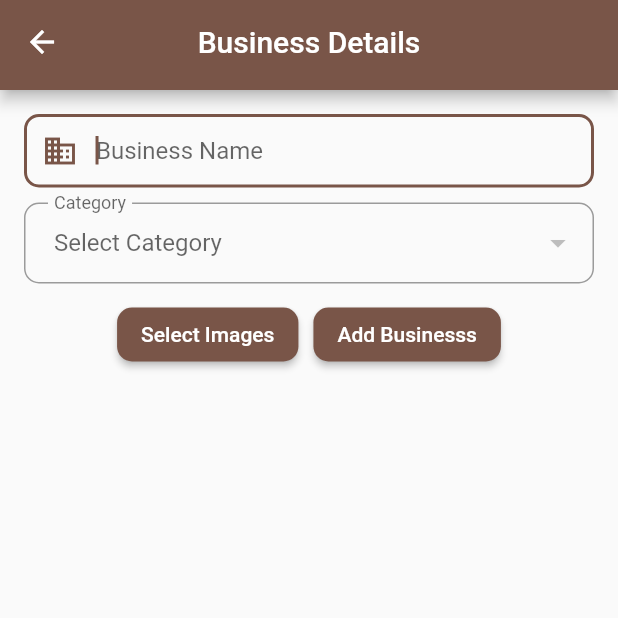
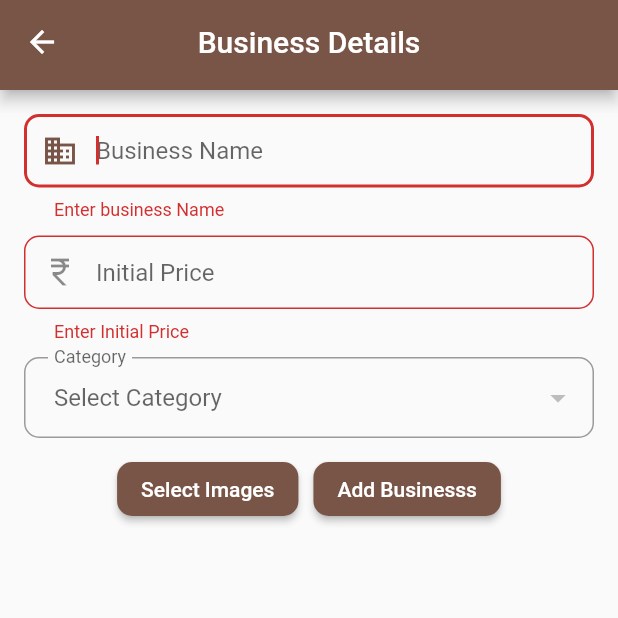
Before and after one commit to trainingtuts/mosaic_event, a Flutter app: the UpdateOrAddRestaurant screen opened directly, after a tap on "Add Businesss", on a phone screen of 412 x 824 dp, the top half of it. Run offline on Flutter 3.47's test engine with Material 2 defaults, Android fonts, the phone set to English and light mode, and no system bars; our stand-ins replace carousel_slider, cloud_firestore, firebase_auth, firebase_core, firebase_storage, fluttertoast and 3 more; accounts and stored records are empty.

Commit message:
add business working

```diff
--- a/lib/models/business_model.dart
+++ b/lib/models/business_model.dart
@@ -1,15 +1,13 @@
 // ignore_for_file: public_member_api_docs, sort_constructors_first
 // import 'dart:convert';
 
-import 'package:mosaic_event/models/category_model.dart';
-import 'package:mosaic_event/models/user_model.dart';
-
 class BusinessModel {
-  UserModel? owner;
+  String? owner;
   String? busiId;
   String? busiName;
-  num? initialPrice;
-  CategoryModel? busiCategory;
+  String? initialPrice;
+  String? busiCategory;
+  List? images;
   DateTime? joiningDate;
   BusinessModel({
     this.owner,
@@ -18,6 +16,7 @@ class BusinessModel {
     this.initialPrice,
     this.busiCategory,
     this.joiningDate,
+    this.images,
   });
   // location
 
@@ -41,11 +40,12 @@ class BusinessModel {
 */
   Map<String, dynamic> toMap() {
     return <String, dynamic>{
-      'owner': owner?.toMap(),
+      'owner': owner,
       'busiId': busiId,
       'busiName': busiName,
       'initialPrice': initialPrice,
-      'busiCategory': busiCategory?.toMap(),
+      'busiCategory': busiCategory,
+      'images': images,
       'joiningDate': joiningDate?.millisecondsSinceEpoch,
     };
   }
--- a/lib/screens/settings/restaurants/update_add_restaurants.dart
+++ b/lib/screens/settings/restaurants/update_add_restaurants.dart
@@ -4,6 +4,8 @@ import 'dart:developer';
 
 import 'package:cloud_firestore/cloud_firestore.dart';
 import 'package:flutter/material.dart';
+import 'package:flutter/services.dart';
+import 'package:mosaic_event/models/category_model.dart';
 import 'package:mosaic_event/services/cloud_service.dart';
 import 'package:mosaic_event/utils/my_app_bar.dart';
 import 'package:mosaic_event/utils/upload_image.dart';
@@ -18,9 +20,13 @@ class UpdateOrAddRestaurant extends StatefulWidget {
 
 class _UpdateOrAddRestaurantState extends State<UpdateOrAddRestaurant> {
   final TextEditingController businessController = TextEditingController();
+  final TextEditingController priceController = TextEditingController();
 
   String? _selectedCategory;
   String? _imgPath;
+
+  // form key
+  final businessFormKey = GlobalKey<FormState>();
 
   @override
   Widget build(BuildContext context) {
@@ -31,9 +37,11 @@ class _UpdateOrAddRestaurantState extends State<UpdateOrAddRestaurant> {
       body: Padding(
         padding: const EdgeInsets.all(16.0),
         child: Form(
+          key: businessFormKey,
           child: SingleChildScrollView(
             child: Column(
               children: [
+                // Business Name
                 TextFormField(
                   autofocus: true,
                   controller: businessController,
@@ -56,6 +64,36 @@ class _UpdateOrAddRestaurantState extends State<UpdateOrAddRestaurant> {
                     prefixIcon: const Icon(Icons.business),
                     contentPadding: const EdgeInsets.fromLTRB(20, 15, 20, 15),
                     hintText: "Business Name",
+                    border: OutlineInputBorder(
+                        borderRadius: BorderRadius.circular(10)),
+                  ),
+                ),
+                const SizedBox(height: 10),
+                // Initial Price
+                TextFormField(
+                  controller: priceController,
+                  keyboardType: TextInputType.number,
+                  inputFormatters: <TextInputFormatter>[
+                    FilteringTextInputFormatter.digitsOnly,
+                  ],
+                  validator: (value) {
+                    RegExp regex = RegExp(r'^.{1,}$');
+                    if (value!.isEmpty) {
+                      return "Enter Initial Price";
+                    }
+                    if (!regex.hasMatch(value)) {
+                      return "Enter minimum 3 Character";
+                    }
+                    return null;
+                  },
+                  onSaved: (value) {
+                    priceController.text = value!;
+                  },
+                  textInputAction: TextInputAction.next,
+                  decoration: InputDecoration(
+                    prefixIcon: const Icon(Icons.currency_rupee),
+                    contentPadding: const EdgeInsets.fromLTRB(20, 15, 20, 15),
+                    hintText: "Initial Price",
                     border: OutlineInputBorder(
                         borderRadius: BorderRadius.circular(10)),
                   ),
@@ -108,6 +146,7 @@ class _UpdateOrAddRestaurantState extends State<UpdateOrAddRestaurant> {
                 Row(
                   mainAxisAlignment: MainAxisAlignment.center,
                   children: [
+                    // Images
                     ElevatedButton(
                       style: ElevatedButton.styleFrom(
                         shape: RoundedRectangleBorder(
@@ -127,6 +166,7 @@ class _UpdateOrAddRestaurantState extends State<UpdateOrAddRestaurant> {
                       ),
                     ),
                     const SizedBox(width: 10),
+                    // Submit Button
                     ElevatedButton(
                       style: ElevatedButton.styleFrom(
                         shape: RoundedRectangleBorder(
@@ -134,11 +174,14 @@ class _UpdateOrAddRestaurantState extends State<UpdateOrAddRestaurant> {
                         ),
                       ),
                       onPressed: () {
-                        // if (formKey.currentState!.validate()) {
-                        //   cloudService.addCategory(categoryController.text);
-                        //   categoryController.clear();
-                        //   Navigator.of(context).pop();
-                        // }
+                        if (businessFormKey.currentState!.validate()) {
+                          cloudService.addBusiness(
+                              businessName: businessController.text,
+                              initialPrice: priceController.text,
+                              categoryId: _selectedCategory!);
+                          // businessController.clear();
+                          // Navigator.of(context).pop();
+                        }
                       },
                       child: const Text(
                         "Add Businesss",
--- a/lib/utils/carousel.dart
+++ b/lib/utils/carousel.dart
@@ -1,6 +1,5 @@
 // ignore_for_file: prefer_const_constructors
 
-import 'dart:developer';
 
 import 'package:carousel_slider/carousel_slider.dart';
 import 'package:cloud_firestore/cloud_firestore.dart';
--- a/lib/utils/my_app_bar.dart
+++ b/lib/utils/my_app_bar.dart
@@ -1,5 +1,6 @@
 import 'package:flutter/material.dart';
 
+// ignore: must_be_immutable
 class MyAppBar extends StatelessWidget implements PreferredSizeWidget {
   String? title;
   MyAppBar({Key? key, required this.title}) : super(key: key);
--- a/lib/utils/my_card.dart
+++ b/lib/utils/my_card.dart
@@ -1,7 +1,13 @@
+// ignore_for_file: prefer_const_constructors, must_be_immutable, unnecessary_string_interpolations
+
 import 'package:flutter/material.dart';
 
 class MyCard extends StatelessWidget {
-  const MyCard({Key? key}) : super(key: key);
+  String name;
+  String id;
+  String price;
+  MyCard({Key? key, required this.name, required this.id, required this.price})
+      : super(key: key);
 
   @override
   Widget build(BuildContext context) {
@@ -37,14 +43,14 @@ class MyCard extends StatelessWidget {
                 crossAxisAlignment: CrossAxisAlignment.start,
                 mainAxisAlignment: MainAxisAlignment.center,
                 children: [
-                  const Text(
-                    "Name",
-                    style: TextStyle(fontWeight: FontWeight.bold),
+                  Text(
+                    name,
+                    style: const TextStyle(fontWeight: FontWeight.bold),
                   ),
-                  const Padding(
+                  Padding(
                     padding: EdgeInsets.only(right: 16.0),
                     child: Text(
-                      "Discription",
+                      id,
                       style: TextStyle(),
                       textScaleFactor: 0.9,
                     ),
@@ -55,8 +61,8 @@ class MyCard extends StatelessWidget {
                       alignment: MainAxisAlignment.spaceBetween,
                       buttonPadding: EdgeInsets.zero,
                       children: [
-                        const Text(
-                          "150",
+                        Text(
+                          "Rs. $price",
                           style: TextStyle(
                             fontWeight: FontWeight.bold,
                           ),
--- a/lib/utils/upload_image.dart
+++ b/lib/utils/upload_image.dart
@@ -91,21 +91,17 @@ class UploadImage {
 
   // Upload Business Images
   static uploadBusinessImages(BuildContext context) async {
-    File? image;
     final imagePicker = ImagePicker();
-    String? downloadURL;
 
     final selectedImage = await imagePicker.pickImage(
         source: ImageSource.gallery, imageQuality: 50);
 
     if (selectedImage != null) {
-      image = File(selectedImage.path);
     } else {
       Fluttertoast.showToast(msg: "No File selected");
     }
 
-    final imageId =
-        'ban_${DateTime.now().millisecondsSinceEpoch}'; // For unique name
+// For unique name
 
     // Reference reference =
     // FirebaseStorage.instance.ref().child('carousel_banners').child(imageId);
```
Also changed, not shown: lib/screens/restaurants.dart (+42 -1 lines), lib/services/cloud_service.dart (+37 -0 lines).
